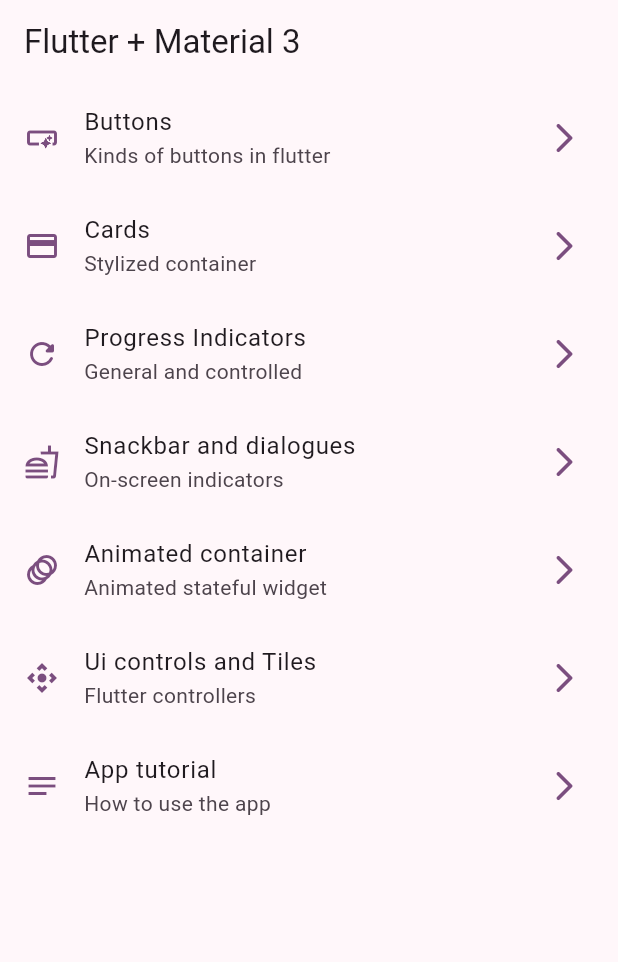
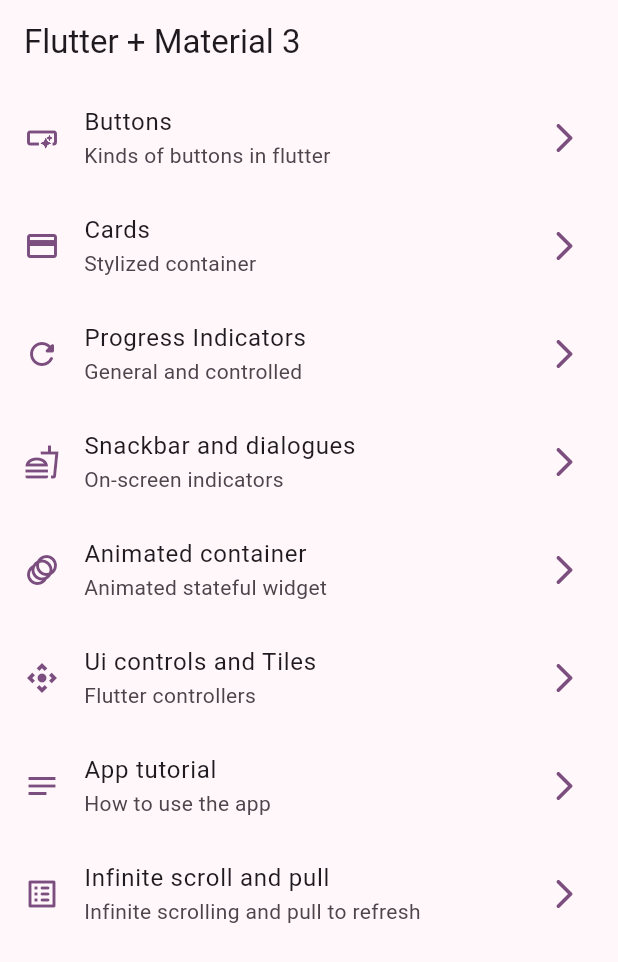
Before and after one commit to HassanAbbud/widgets-app, a Flutter app: the screen it shows after launch, on a phone screen of 412 x 824 dp. Shown: the top 962 px of the screen. Run offline on Flutter 3.47's test engine with Material 3 defaults, Android fonts, the phone set to English and light mode, and no system bars; our stand-ins replace animate_do, go_router.

```diff
--- a/lib/config/menu/menu_items.dart
+++ b/lib/config/menu/menu_items.dart
@@ -59,4 +59,11 @@ const appMenuItems = <MenuItem>[
     link: '/tutorial',
     icon: Icons.notes_outlined
   ),
+
+  MenuItem(
+    title: 'Infinite scroll and pull',
+    subTitle: 'Infinite scrolling and pull to refresh',
+    link: '/infinite',
+    icon: Icons.list_alt_rounded
+  ),
 ];
--- a/lib/config/router/app_router.dart
+++ b/lib/config/router/app_router.dart
@@ -54,5 +54,11 @@ final appRouter = GoRouter(
       name: AppTutorialScreen.name,
       builder: (context, state) => const AppTutorialScreen(),
     ),
+
+    GoRoute(
+      path: '/infinite',
+      name: InfiniteScrollScreen.name,
+      builder: (context, state) => const InfiniteScrollScreen(),
+    ),
   ],
 );
```
